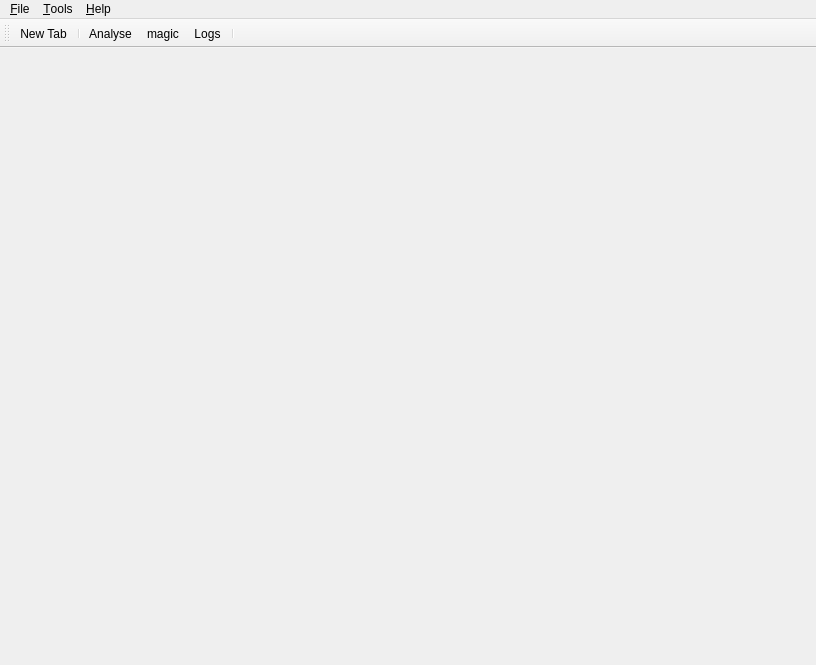
Old version of the form gui/mainwindow.ui in the repository nccgroup/pip3line.
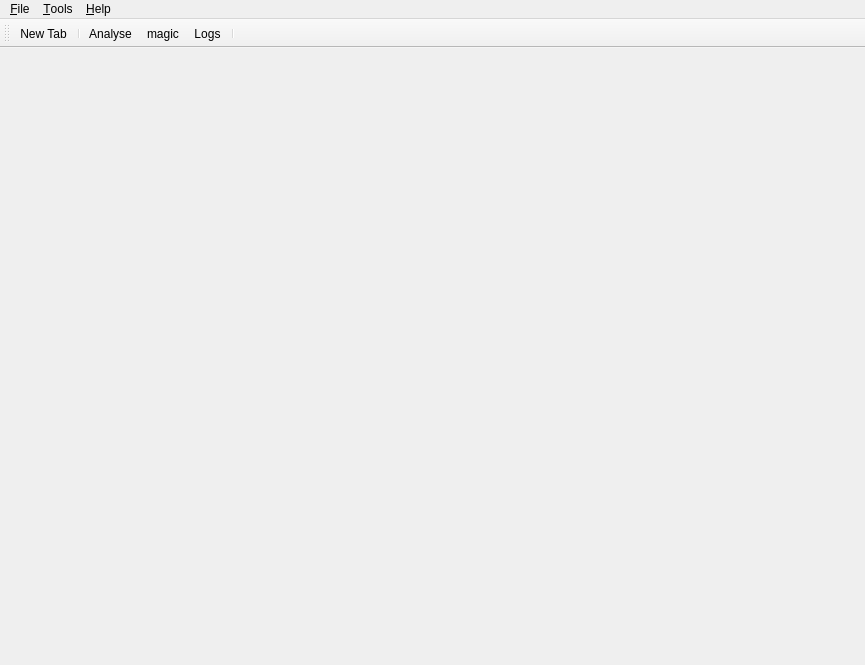
New version of the form. Icons and pictures are not drawn.

```diff
--- a/gui/mainwindow.ui
+++ b/gui/mainwindow.ui
@@ -15,7 +15,7 @@
    <rect>
     <x>0</x>
     <y>0</y>
-    <width>816</width>
+    <width>865</width>
     <height>665</height>
    </rect>
   </property>
@@ -41,7 +41,7 @@
     <rect>
      <x>0</x>
      <y>0</y>
-     <width>816</width>
+     <width>865</width>
      <height>20</height>
     </rect>
    </property>
```
